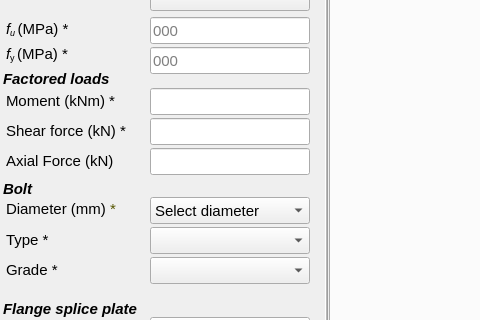
This is Connections/Moment/BBSpliceCoverPlate/BBSpliceCoverPlateBolted/ui_coverplatebolted.ui in GreatDevelopers/osdag-core as Qt 5 draws it before an edit; both pictures show x 0 to 480 and y 162 to 482 of the 1310 by 800 pixel window. The edited form follows.
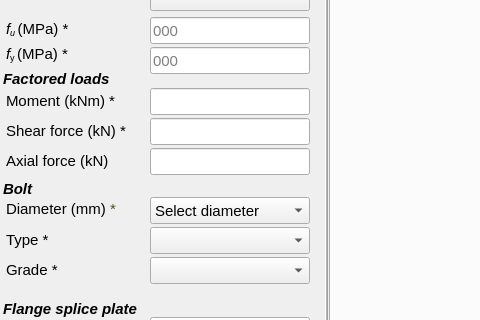
This is the edited form. Icons and pictures are not drawn.

```diff
--- a/Connections/Moment/BBSpliceCoverPlate/BBSpliceCoverPlateBolted/ui_coverplatebolted.ui
+++ b/Connections/Moment/BBSpliceCoverPlate/BBSpliceCoverPlateBolted/ui_coverplatebolted.ui
@@ -3352,7 +3352,7 @@
       </font>
      </property>
      <property name="text">
-      <string>Axial Force (kN)</string>
+      <string>Axial force (kN)</string>
      </property>
     </widget>
     <widget class="QLineEdit" name="txt_Axial">
```
